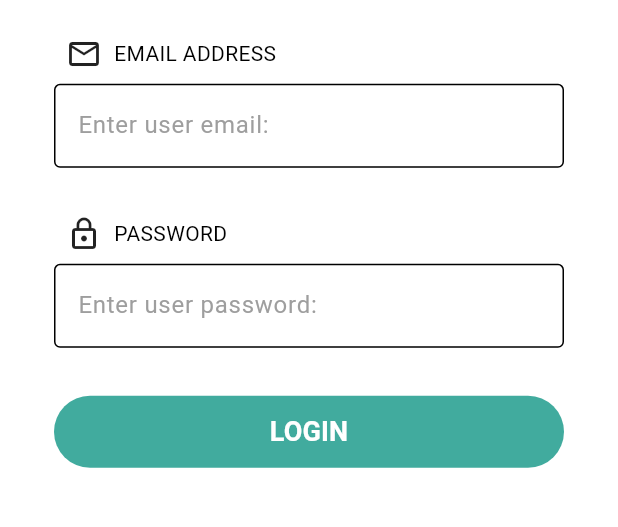
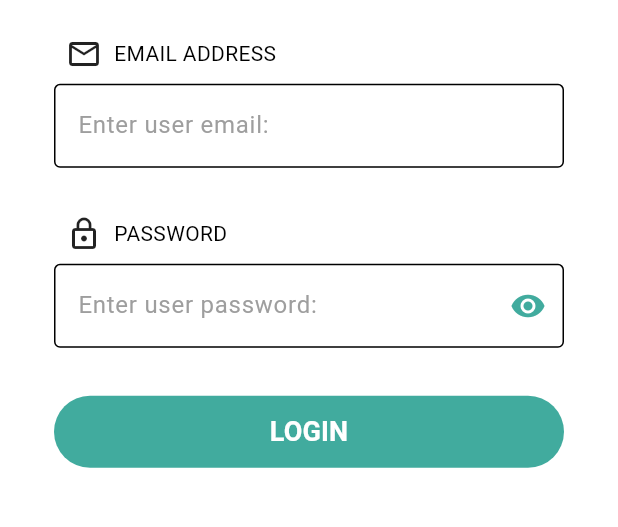
Before and after one commit to taras-git/expatrio_test, a Flutter app: the screen it shows after launch, on a phone screen of 412 x 824 dp, the part 120-647 px from its top. Run offline on Flutter 3.47's test engine with Material 3 defaults, Android fonts, the phone set to English and light mode, and no system bars; our stand-ins replace flutter_riverpod, freezed_annotation, lottie.

Commit message:
add password visibility suffix icon

```diff
--- a/lib/providers/data_provider.dart
+++ b/lib/providers/data_provider.dart
@@ -3,6 +3,10 @@ import 'package:coding_challenge/services/user_api_provider.dart';
 import 'package:flutter_riverpod/flutter_riverpod.dart';
 
 String baseEndpoint = "https://dev-api.expatrio.com";
+
+final passwordProvider = StateProvider<bool>((ref) {
+  return true;
+});
 
 /// User Login Details
 ///
--- a/lib/screens/home_screen.dart
+++ b/lib/screens/home_screen.dart
@@ -73,14 +73,25 @@ class HomeScreen extends ConsumerWidget {
                   child: TextField(
                     style: const TextStyle(color: Colors.black),
                     cursorColor: Colors.black45,
-                    autocorrect: false,
+                    textInputAction: TextInputAction.done,
+                    keyboardType: TextInputType.visiblePassword,
                     enableSuggestions: false,
-                    obscureText: true,
-                    decoration: const InputDecoration(
+                    obscureText: ref.watch(passwordProvider),
+                    decoration: InputDecoration(
                       hintText: 'Enter user password:',
-                      hintStyle: TextStyle(color: Colors.grey),
-                      border: OutlineInputBorder(),
-                      focusedBorder: OutlineInputBorder(),
+                      hintStyle: const TextStyle(color: Colors.grey),
+                      border: const OutlineInputBorder(),
+                      focusedBorder: const OutlineInputBorder(),
+                      suffixIcon: IconButton(
+                        icon: Icon(ref.read(passwordProvider.notifier).state
+                            ? Icons.visibility
+                            : Icons.visibility_off),
+                        onPressed: () {
+                          ref.read(passwordProvider.notifier).state =
+                              !ref.read(passwordProvider.notifier).state;
+                        },
+                        color: expatrioThemeData.colorScheme.secondary,
+                      ),
                     ),
                     controller: userPasswordController,
                     onChanged: (value) {
```
